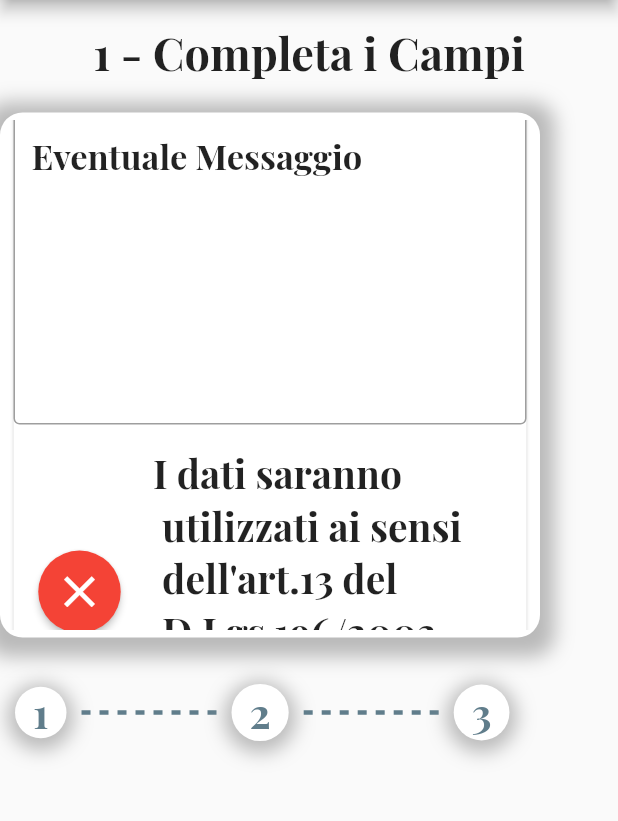
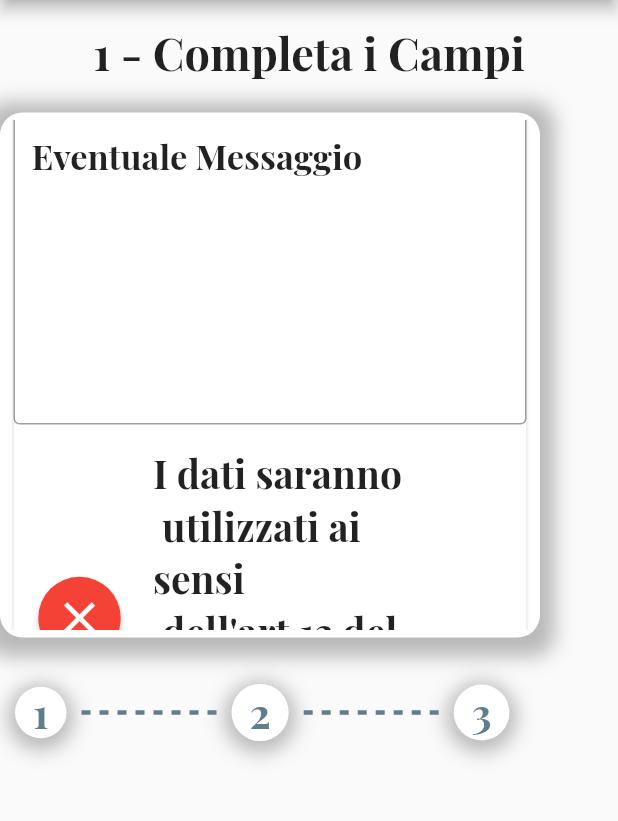
Before and after one commit to Progxy/fdmApp, a Flutter app: the Iscrizione screen opened by its route, scrolled down 1152 dp, on a phone screen of 412 x 824 dp, the part 84-905 px from its top. Run offline on Flutter 3.47's test engine with Material 2 defaults, Android fonts, the phone set to English and light mode, and no system bars; drawn by our look-alikes of dotted_line; our stand-ins replace bordered_text, carousel_slider, cloud_firestore, connectivity, datetime_picker_formfield, firebase_auth and 7 more; missing offline and left inert: mailer2, stripe_payment; accounts and stored records are empty; project files that could hold a hidden picture were left out.

Commit message:
fix in app

```diff
--- a/lib/screens/iscrizione.dart
+++ b/lib/screens/iscrizione.dart
@@ -782,12 +782,15 @@ class _IscrizioneState extends State<Iscrizione> {
                                             ),
                                           ),
                                   ),
-                                  Text(
-                                    "I dati saranno\n utilizzati ai sensi\n dell'art.13 del\n D.Lgs 196/2003\n e autorizzo\nil trattamento.",
-                                    style: TextStyle(
-                                      fontSize: 26.0,
-                                      fontWeight: FontWeight.w700,
-                                      color: Colors.black87,
+                                  Container(
+                                    width: 200,
+                                    child: Text(
+                                      "I dati saranno\n utilizzati ai sensi\n dell'art.13 del\n D.Lgs 196/2003\n e autorizzo\nil trattamento.",
+                                      style: TextStyle(
+                                        fontSize: 26.0,
+                                        fontWeight: FontWeight.w700,
+                                        color: Colors.black87,
+                                      ),
                                     ),
                                   ),
                                 ],
@@ -858,7 +861,7 @@ class _IscrizioneState extends State<Iscrizione> {
                                           ),
                                   ),
                                   Container(
-                                    width: 150,
+                                    width: 200,
                                     child: Text(
                                       "Utilizzando questo\n form, acconsenti\n al salvataggio\n ed alla gestione\n dei tuoi dati su\n questa applicazione.",
                                       style: TextStyle(
--- a/lib/screens/visita.dart
+++ b/lib/screens/visita.dart
@@ -922,7 +922,7 @@ class _VisitaState extends State<Visita> {
                                           ),
                                   ),
                                   Container(
-                                    width: 150,
+                                    width: 200,
                                     child: Text(
                                       "Utilizzando questo\n form, acconsenti\n al salvataggio\n ed alla gestione\n dei tuoi dati su\n questa applicazione.",
                                       style: TextStyle(
```
